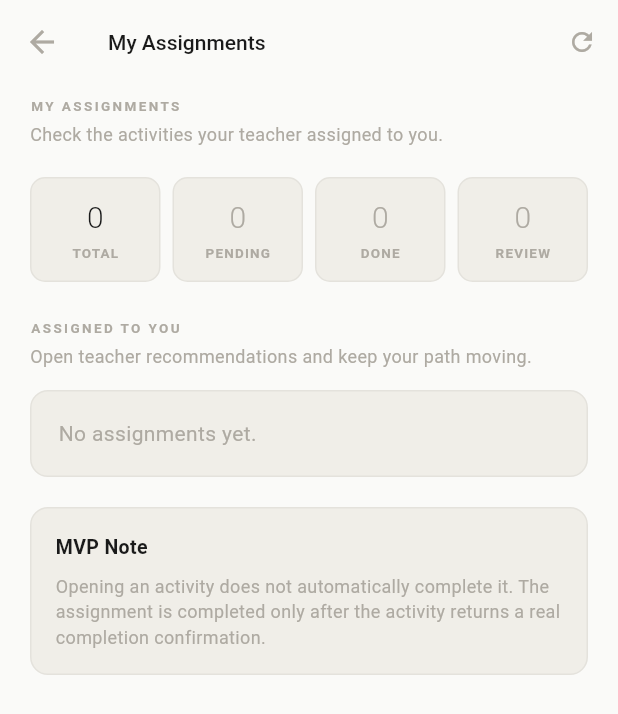
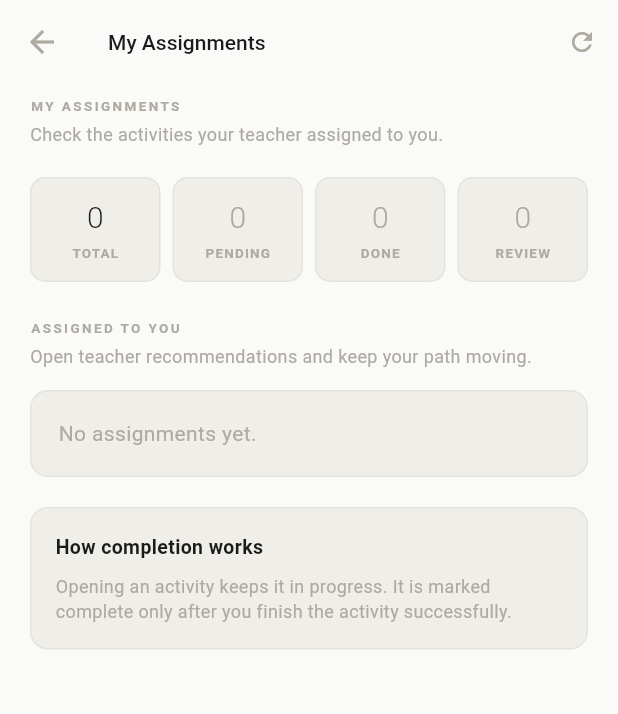
Before and after one commit to vitormendonca/tasilla, a Flutter app: the StudentAssignmentsScreen screen opened directly, on a phone screen of 412 x 824 dp. Shown: the top 714 px of the screen. Run offline on Flutter 3.47's test engine with Material 3 defaults, Android fonts, the light colour scheme and no system bars; our stand-ins replace audioplayers, file_picker, shared_preferences, supabase_flutter, web; missing offline and left inert: dart:js_interop, record; accounts and stored records are empty.

Commit message:
chore(student): replace MVP copy with learner guidance

```diff
--- a/lib/screens/student/student_assignments_screen.dart
+++ b/lib/screens/student/student_assignments_screen.dart
@@ -447,10 +447,10 @@ class _StudentAssignmentsScreenState extends State<StudentAssignmentsScreen> {
       child: Column(
         crossAxisAlignment: CrossAxisAlignment.start,
         children: [
-          Text('MVP Note', style: TextStyle(fontSize: 13, fontWeight: FontWeight.w600, color: textPrimary)),
+          Text('How completion works', style: TextStyle(fontSize: 13, fontWeight: FontWeight.w600, color: textPrimary)),
           const SizedBox(height: 8),
           Text(
-            'Opening an activity does not automatically complete it. The assignment is completed only after the activity returns a real completion confirmation.',
+            'Opening an activity keeps it in progress. It is marked complete only after you finish the activity successfully.',
             style: TextStyle(fontSize: 12, color: textMuted, height: 1.45),
           ),
         ],
```
